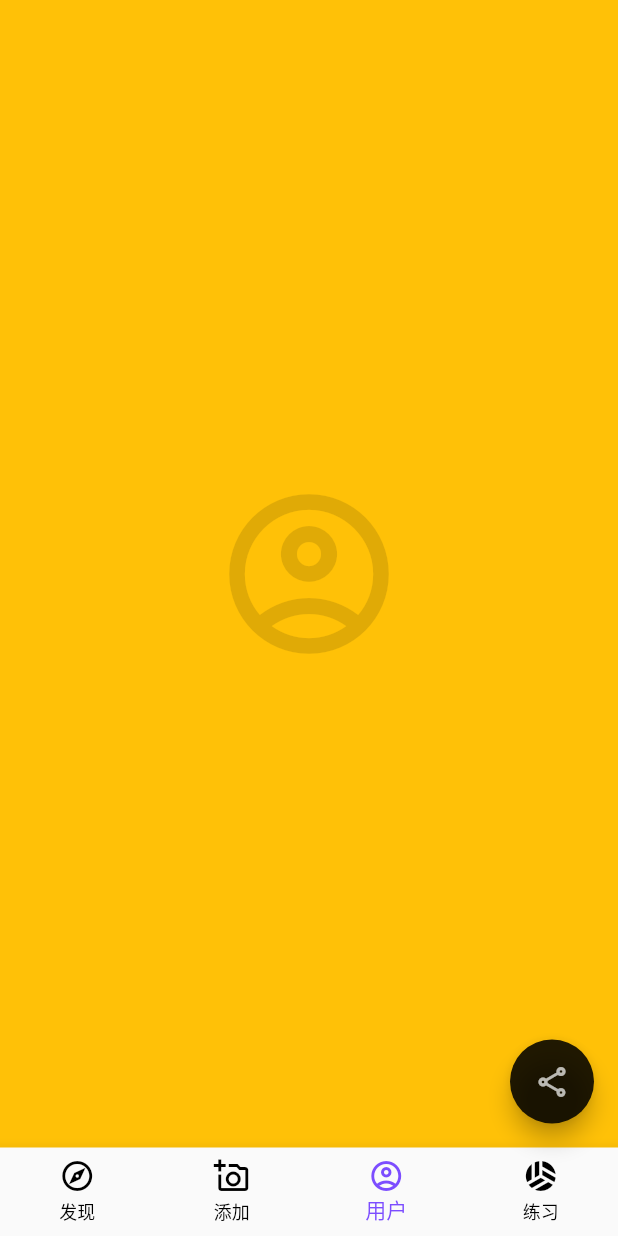
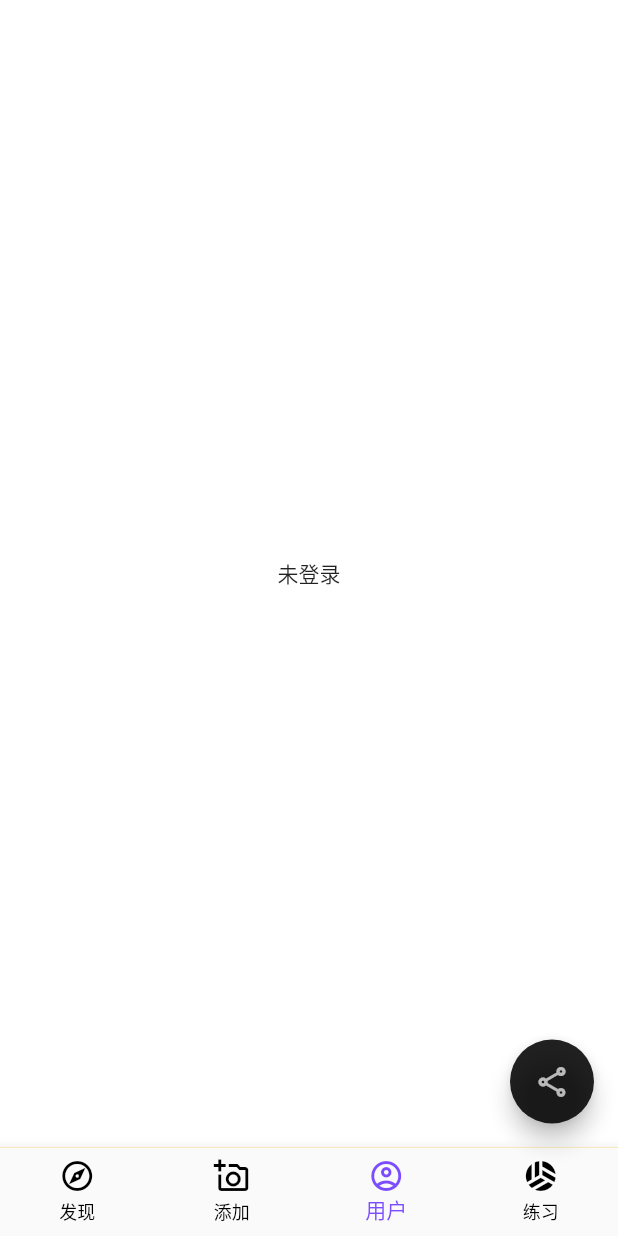
Before and after one commit to qweijiaq/GopherImage-flutter, a Flutter app: the screen it shows after launch, item 3 of the bottom bar chosen, on a phone screen of 412 x 824 dp. Run offline on Flutter 3.47's test engine with Material 2 defaults, Android fonts, the light colour scheme and no system bars; network calls fail.

Commit message:
练习状态管理

```diff
--- a/lib/app/app.dart
+++ b/lib/app/app.dart
@@ -1,8 +1,10 @@
+import 'package:GopherImage/app/auth/auth_model.dart';
 import 'package:GopherImage/app/components/app_home.dart';
 import 'package:GopherImage/playground/routing/components/about.dart';
 import 'package:GopherImage/post/show/post_show.dart';
 import 'package:flutter/material.dart';
 import 'package:GopherImage/app/themes/app_theme.dart';
+import 'package:provider/provider.dart';
 
 class App extends StatefulWidget {
   @override
@@ -12,7 +14,9 @@ class App extends StatefulWidget {
 class _AppState extends State<App> {
   @override
   Widget build(BuildContext context) {
-    return MaterialApp(
+    return ChangeNotifierProvider(
+      create: (context) => AuthModel(),
+      child: MaterialApp(
         debugShowCheckedModeBanner: false,
         theme: AppTheme.light,
         darkTheme: AppTheme.dark,
@@ -35,13 +39,15 @@ class _AppState extends State<App> {
           final uri = Uri.parse(settings.name ?? '');
 
           // post/:postId
-        if (uri.pathSegments.length == 2 && uri.pathSegments.first == 'posts') {
+          if (uri.pathSegments.length == 2 &&
+              uri.pathSegments.first == 'posts') {
             final postId = uri.pathSegments[1];
             return MaterialPageRoute(builder: (context) => PostShow(postId));
           }
 
           return null;
         },
+      ),
     );
   }
 }
--- /dev/null
+++ b/lib/app/auth/auth_model.dart
@@ -0,0 +1,20 @@
+import 'package:flutter/cupertino.dart';
+
+class AuthModel extends ChangeNotifier {
+  bool isLoggedIn = false;
+  String name = '';
+
+  login() {
+    isLoggedIn = true;
+    name = '李白';
+    print('请求登录');
+    notifyListeners();
+  }
+
+  logout() {
+    isLoggedIn = false;
+    name = '';
+    print('退出登录');
+    notifyListeners();
+  }
+}
--- /dev/null
+++ b/lib/app/auth/login/components/auth_login_form.dart
@@ -0,0 +1,32 @@
+import 'package:GopherImage/app/auth/auth_model.dart';
+import 'package:flutter/material.dart';
+import 'package:provider/provider.dart';
+
+class AuthLoginForm extends StatelessWidget {
+  @override
+  Widget build(BuildContext context) {
+    final authModel = Provider.of<AuthModel>(context);
+
+    final loginButton = ElevatedButton(
+      child: Text('登录'),
+      onPressed: () {
+        print('已登录: ${authModel.isLoggedIn}');
+        authModel.login();
+        print('已登录: ${authModel.isLoggedIn}');
+      },
+    );
+
+    final logoutButton = ElevatedButton(
+      child: Text('退出登录'),
+      onPressed: () {
+        print('已登录: ${authModel.isLoggedIn}');
+        authModel.logout();
+        print('已登录: ${authModel.isLoggedIn}');
+      },
+    );
+
+    return Container(
+      child: authModel.isLoggedIn ? logoutButton : loginButton,
+    );
+  }
+}
--- a/lib/playground/playground.dart
+++ b/lib/playground/playground.dart
@@ -1,9 +1,10 @@
 import 'package:GopherImage/playground/routing/playground_routing.dart';
+import 'package:GopherImage/playground/state/playground_state.dart';
 import 'package:flutter/material.dart';
 
 class Playground extends StatelessWidget {
   @override
   Widget build(BuildContext context) {
-    return PlaygroundRouting();
+    return PlaygroundState();
   }
 }
--- a/lib/user/profile/user_profile.dart
+++ b/lib/user/profile/user_profile.dart
@@ -1,14 +1,21 @@
+import 'package:GopherImage/app/auth/auth_model.dart';
 import 'package:flutter/material.dart';
+import 'package:provider/provider.dart';
 
 class UserProfile extends StatelessWidget {
   @override
   Widget build(BuildContext context) {
-    return Center(
-      child: Icon(
-        Icons.account_circle_outlined,
-        size: 128,
-        color: Colors.black12,
-      ),
+    return Consumer<AuthModel>(
+      builder: (context, value, child) {
+        return Container(
+          color: Colors.white,
+          height: double.infinity,
+          width: double.infinity,
+          child: Center(
+            child: value.isLoggedIn ? Text(value.name) : Text('未登录'),
+          ),
+        );
+      },
     );
   }
 }
--- a/pubspec.yaml
+++ b/pubspec.yaml
@@ -34,6 +34,7 @@ dependencies:
   # The following adds the Cupertino Icons font to your application.
   # Use with the CupertinoIcons class for iOS style icons.
   cupertino_icons: ^1.0.2
+  provider: ^6.0.5
 
 dev_dependencies:
   flutter_test:
```
Also changed, not shown: lib/app/auth/login/auth_login.dart (added, +11 -0 lines), lib/playground/state/playground_state.dart (added, +13 -0 lines), pubspec.lock. Lines whose indentation alone changed are shown as unchanged.
